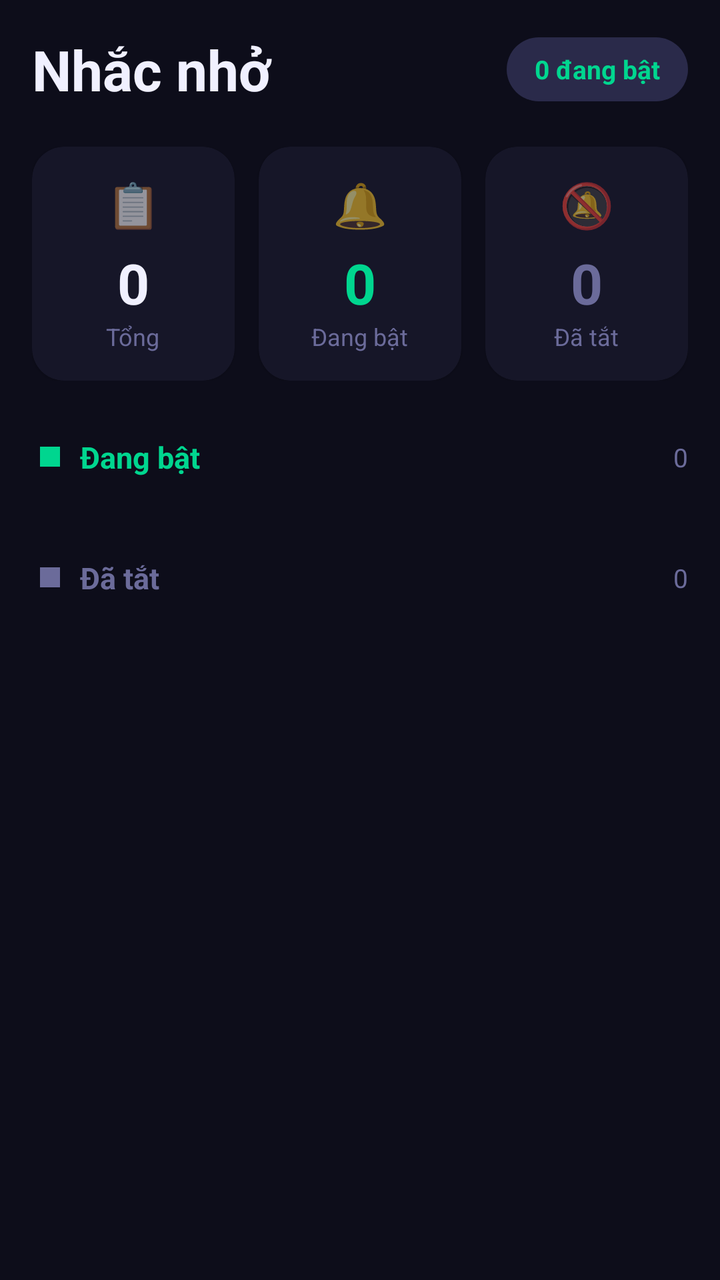
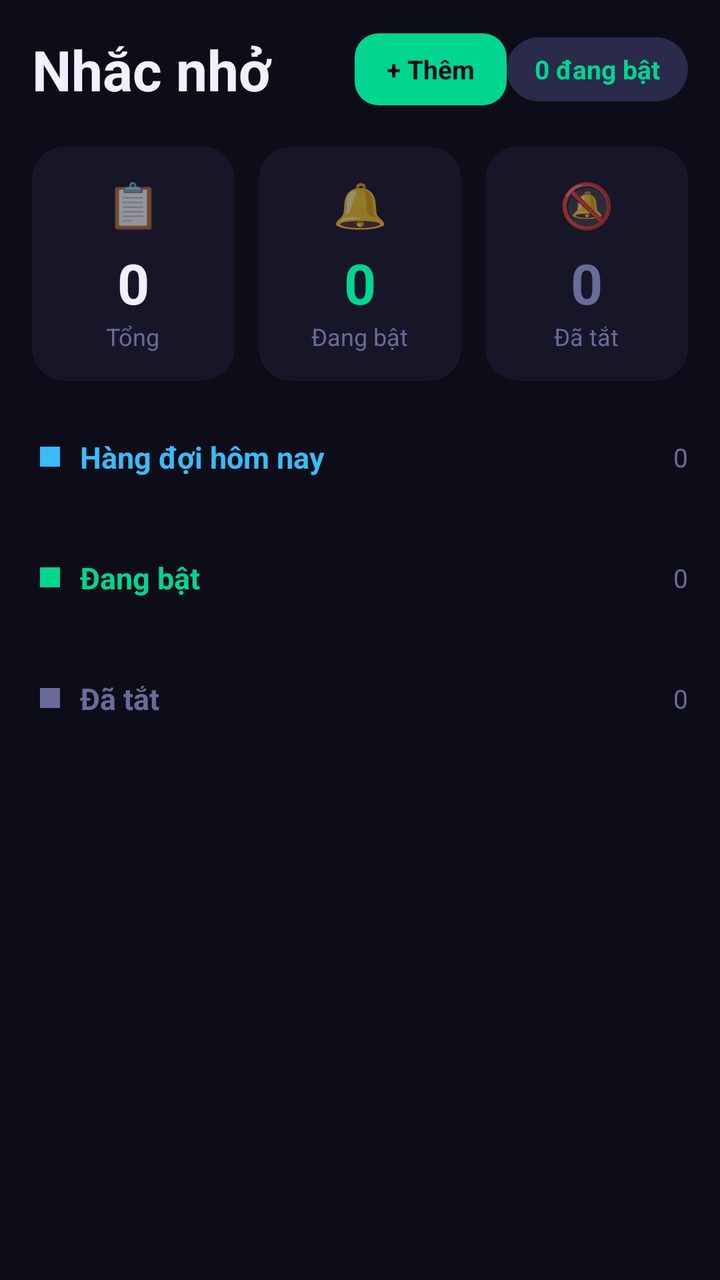

The first picture is an Android layout as it rendered before a commit; the second is the same layout after the commit. The layout source and the unified diff follow.
<!-- AndroidManifest.xml: application theme Theme.NoteApp -->
<!-- res/layout/fragment_reminder.xml -->
<?xml version="1.0" encoding="utf-8"?>
<androidx.core.widget.NestedScrollView xmlns:android="http://schemas.android.com/apk/res/android"
    xmlns:app="http://schemas.android.com/apk/res-auto"
    android:layout_width="match_parent"
    android:layout_height="match_parent"
    android:background="@color/bg_dark">

    <LinearLayout
        android:layout_width="match_parent"
        android:layout_height="wrap_content"
        android:orientation="vertical"
        android:padding="16dp">

        
        <LinearLayout
            android:layout_width="match_parent"
            android:layout_height="wrap_content"
            android:layout_marginBottom="20dp"
            android:gravity="center_vertical"
            android:orientation="horizontal">

            <TextView
                android:layout_width="0dp"
                android:layout_height="wrap_content"
                android:layout_weight="1"
                android:text="Nhắc nhở"
                android:textColor="@color/text_primary"
                android:textSize="28sp"
                android:textStyle="bold" />

            <TextView
                android:id="@+id/tv_active_badge"
                android:layout_width="wrap_content"
                android:layout_height="32dp"
                android:background="@drawable/bg_chip_selected"
                android:gravity="center"
                android:paddingStart="14dp"
                android:paddingEnd="14dp"
                android:text="0 đang bật"
                android:textColor="@color/accent_green"
                android:textSize="13sp"
                android:textStyle="bold" />
        </LinearLayout>

        
        <LinearLayout
            android:layout_width="match_parent"
            android:layout_height="wrap_content"
            android:layout_marginBottom="20dp"
            android:orientation="horizontal">

            
            <com.google.android.material.card.MaterialCardView
                android:layout_width="0dp"
                android:layout_height="wrap_content"
                android:layout_marginEnd="6dp"
                android:layout_weight="1"
                app:cardBackgroundColor="@color/bg_card"
                app:cardCornerRadius="16dp"
                app:strokeWidth="0dp">

                <LinearLayout
                    android:layout_width="match_parent"
                    android:layout_height="wrap_content"
                    android:gravity="center"
                    android:orientation="vertical"
                    android:padding="14dp">

                    <TextView
                        android:layout_width="wrap_content"
                        android:layout_height="wrap_content"
                        android:text="📋"
                        android:textSize="22sp" />

                    <TextView
                        android:id="@+id/tv_total_count"
                        android:layout_width="wrap_content"
                        android:layout_height="wrap_content"
                        android:layout_marginTop="6dp"
                        android:text="0"
                        android:textColor="@color/text_primary"
                        android:textSize="28sp"
                        android:textStyle="bold" />

                    <TextView
                        android:layout_width="wrap_content"
                        android:layout_height="wrap_content"
                        android:text="Tổng"
                        android:textColor="@color/text_secondary"
                        android:textSize="12sp" />
                </LinearLayout>
            </com.google.android.material.card.MaterialCardView>

            
            <com.google.android.material.card.MaterialCardView
                android:layout_width="0dp"
                android:layout_height="wrap_content"
                android:layout_marginStart="6dp"
                android:layout_marginEnd="6dp"
                android:layout_weight="1"
                app:cardBackgroundColor="@color/bg_card"
                app:cardCornerRadius="16dp"
                app:strokeWidth="0dp">

                <LinearLayout
                    android:layout_width="match_parent"
                    android:layout_height="wrap_content"
                    android:gravity="center"
                    android:orientation="vertical"
                    android:padding="14dp">

                    <TextView
                        android:layout_width="wrap_content"
                        android:layout_height="wrap_content"
                        android:text="🔔"
                        android:textSize="22sp" />

                    <TextView
                        android:id="@+id/tv_active_count"
                        android:layout_width="wrap_content"
                        android:layout_height="wrap_content"
                        android:layout_marginTop="6dp"
                        android:text="0"
                        android:textColor="@color/accent_green"
                        android:textSize="28sp"
                        android:textStyle="bold" />

                    <TextView
                        android:layout_width="wrap_content"
                        android:layout_height="wrap_content"
                        android:text="Đang bật"
                        android:textColor="@color/text_secondary"
                        android:textSize="12sp" />
                </LinearLayout>
            </com.google.android.material.card.MaterialCardView>

            
            <com.google.android.material.card.MaterialCardView
                android:layout_width="0dp"
                android:layout_height="wrap_content"
                android:layout_marginStart="6dp"
                android:layout_weight="1"
                app:cardBackgroundColor="@color/bg_card"
                app:cardCornerRadius="16dp"
                app:strokeWidth="0dp">

                <LinearLayout
                    android:layout_width="match_parent"
                    android:layout_height="wrap_content"
                    android:gravity="center"
                    android:orientation="vertical"
                    android:padding="14dp">

                    <TextView
                        android:layout_width="wrap_content"
                        android:layout_height="wrap_content"
                        android:text="🔕"
                        android:textSize="22sp" />

                    <TextView
                        android:id="@+id/tv_inactive_count"
                        android:layout_width="wrap_content"
                        android:layout_height="wrap_content"
                        android:layout_marginTop="6dp"
                        android:text="0"
                        android:textColor="@color/text_secondary"
                        android:textSize="28sp"
                        android:textStyle="bold" />

                    <TextView
                        android:layout_width="wrap_content"
                        android:layout_height="wrap_content"
                        android:text="Đã tắt"
                        android:textColor="@color/text_secondary"
                        android:textSize="12sp" />
                </LinearLayout>
            </com.google.android.material.card.MaterialCardView>
        </LinearLayout>

        
        <TextView
            android:id="@+id/tv_empty_state"
            android:layout_width="match_parent"
            android:layout_height="wrap_content"
            android:gravity="center"
            android:paddingTop="60dp"
            android:paddingBottom="60dp"
            android:text="🔔\n\nChưa có nhắc nhở nào.\nHãy tạo nhắc nhở để không bỏ lỡ!"
            android:textColor="@color/text_muted"
            android:textSize="14sp"
            android:lineSpacingExtra="4dp"
            android:visibility="gone" />

        
        <LinearLayout
            android:id="@+id/layout_active_section"
            android:layout_width="match_parent"
            android:layout_height="wrap_content"
            android:layout_marginBottom="8dp"
            android:gravity="center_vertical"
            android:orientation="horizontal"
            android:paddingStart="4dp"
            android:paddingTop="8dp"
            android:paddingBottom="8dp">

            <View
                android:layout_width="10dp"
                android:layout_height="10dp"
                android:background="@color/accent_green" />

            <TextView
                android:layout_width="0dp"
                android:layout_height="wrap_content"
                android:layout_marginStart="10dp"
                android:layout_weight="1"
                android:text="Đang bật"
                android:textColor="@color/accent_green"
                android:textSize="15sp"
                android:textStyle="bold" />

            <TextView
                android:id="@+id/tv_active_section_count"
                android:layout_width="wrap_content"
                android:layout_height="wrap_content"
                android:text="0"
                android:textColor="@color/text_secondary"
                android:textSize="13sp" />
        </LinearLayout>

        <androidx.recyclerview.widget.RecyclerView
            android:id="@+id/rv_active_reminders"
            android:layout_width="match_parent"
            android:layout_height="wrap_content"
            android:nestedScrollingEnabled="false"
            android:layout_marginBottom="16dp" />

        
        <LinearLayout
            android:id="@+id/layout_inactive_section"
            android:layout_width="match_parent"
            android:layout_height="wrap_content"
            android:layout_marginBottom="8dp"
            android:gravity="center_vertical"
            android:orientation="horizontal"
            android:paddingStart="4dp"
            android:paddingTop="8dp"
            android:paddingBottom="8dp">

            <View
                android:layout_width="10dp"
                android:layout_height="10dp"
                android:background="@color/text_secondary" />

            <TextView
                android:layout_width="0dp"
                android:layout_height="wrap_content"
                android:layout_marginStart="10dp"
                android:layout_weight="1"
                android:text="Đã tắt"
                android:textColor="@color/text_secondary"
                android:textSize="15sp"
                android:textStyle="bold" />

            <TextView
                android:id="@+id/tv_inactive_section_count"
                android:layout_width="wrap_content"
                android:layout_height="wrap_content"
                android:text="0"
                android:textColor="@color/text_secondary"
                android:textSize="13sp" />
        </LinearLayout>

        <androidx.recyclerview.widget.RecyclerView
            android:id="@+id/rv_inactive_reminders"
            android:layout_width="match_parent"
            android:layout_height="wrap_content"
            android:nestedScrollingEnabled="false"
            android:layout_marginBottom="8dp" />

    </LinearLayout>
</androidx.core.widget.NestedScrollView>
<!-- resources referenced by this layout -->
<resources>
  <color name="accent_green">#00D68F</color>
  <color name="bg_card">#161628</color>
  <color name="bg_dark">#0D0D1A</color>
  <color name="text_muted">#555555</color>
  <color name="text_primary">#F0F0FF</color>
  <color name="text_secondary">#6B6B9A</color>
  <!-- drawable bg_chip_selected (drawable) -->
  <?xml version="1.0" encoding="utf-8"?>
  <shape xmlns:android="http://schemas.android.com/apk/res/android"
      android:shape="rectangle">
      <solid android:color="@color/chip_selected" />
      <corners android:radius="20dp" />
  </shape>
  <style name="Theme.NoteApp" parent="Theme.MaterialComponents.DayNight.NoActionBar">
          <item name="colorPrimary">@color/accent_green</item>
          <item name="colorPrimaryVariant">@color/accent_green_dark</item>
          <item name="colorOnPrimary">@color/bg_dark</item>
          <item name="colorSecondary">@color/accent_purple</item>
          <item name="colorSecondaryVariant">@color/accent_purple_light</item>
          <item name="colorOnSecondary">@color/text_primary</item>
          <item name="android:statusBarColor">@color/bg_dark</item>
          <item name="android:navigationBarColor">@color/bg_dark</item>
          <item name="android:windowBackground">@color/bg_dark</item>
      </style>
  <color name="chip_selected">#2A2A4A</color>
  <color name="accent_green_dark">#00B377</color>
  <color name="accent_purple">#7C3AED</color>
  <color name="accent_purple_light">#B388FF</color>
</resources>

<!-- the commit's change to res/layout/fragment_reminder.xml (unified diff, before → after) -->
@@ -26,6 +26,19 @@
                 android:text="Nhắc nhở"
                 android:textColor="@color/text_primary"
                 android:textSize="28sp"
+                android:textStyle="bold" />
+
+            <TextView
+                android:id="@+id/btn_add_reminder"
+                android:layout_width="wrap_content"
+                android:layout_height="36dp"
+                android:background="@drawable/bg_button_primary"
+                android:gravity="center"
+                android:paddingStart="16dp"
+                android:paddingEnd="16dp"
+                android:text="+ Thêm"
+                android:textColor="@color/bg_dark"
+                android:textSize="13sp"
                 android:textStyle="bold" />
 
             <TextView
@@ -193,7 +206,7 @@
 
         
         <LinearLayout
-            android:id="@+id/layout_active_section"
+            android:id="@+id/layout_queue_section"
             android:layout_width="match_parent"
             android:layout_height="wrap_content"
             android:layout_marginBottom="8dp"
@@ -206,20 +219,20 @@
             <View
                 android:layout_width="10dp"
                 android:layout_height="10dp"
-                android:background="@color/accent_green" />
+                android:background="@color/accent_blue" />
 
             <TextView
                 android:layout_width="0dp"
                 android:layout_height="wrap_content"
                 android:layout_marginStart="10dp"
                 android:layout_weight="1"
-                android:text="Đang bật"
-                android:textColor="@color/accent_green"
+                android:text="Hàng đợi hôm nay"
+                android:textColor="@color/accent_blue"
                 android:textSize="15sp"
                 android:textStyle="bold" />
 
             <TextView
-                android:id="@+id/tv_active_section_count"
+                android:id="@+id/tv_queue_section_count"
                 android:layout_width="wrap_content"
                 android:layout_height="wrap_content"
                 android:text="0"
@@ -228,7 +241,7 @@
         </LinearLayout>
 
         <androidx.recyclerview.widget.RecyclerView
-            android:id="@+id/rv_active_reminders"
+            android:id="@+id/rv_queue_reminders"
             android:layout_width="match_parent"
             android:layout_height="wrap_content"
             android:nestedScrollingEnabled="false"
@@ -236,7 +249,7 @@
 
         
         <LinearLayout
-            android:id="@+id/layout_inactive_section"
+            android:id="@+id/layout_active_section"
             android:layout_width="match_parent"
             android:layout_height="wrap_content"
             android:layout_marginBottom="8dp"
@@ -249,6 +262,49 @@
             <View
                 android:layout_width="10dp"
                 android:layout_height="10dp"
+                android:background="@color/accent_green" />
+
+            <TextView
+                android:layout_width="0dp"
+                android:layout_height="wrap_content"
+                android:layout_marginStart="10dp"
+                android:layout_weight="1"
+                android:text="Đang bật"
+                android:textColor="@color/accent_green"
+                android:textSize="15sp"
+                android:textStyle="bold" />
+
+            <TextView
+                android:id="@+id/tv_active_section_count"
+                android:layout_width="wrap_content"
+                android:layout_height="wrap_content"
+                android:text="0"
+                android:textColor="@color/text_secondary"
+                android:textSize="13sp" />
+        </LinearLayout>
+
+        <androidx.recyclerview.widget.RecyclerView
+            android:id="@+id/rv_active_reminders"
+            android:layout_width="match_parent"
+            android:layout_height="wrap_content"
+            android:nestedScrollingEnabled="false"
+            android:layout_marginBottom="16dp" />
+
+        
+        <LinearLayout
+            android:id="@+id/layout_inactive_section"
+            android:layout_width="match_parent"
+            android:layout_height="wrap_content"
+            android:layout_marginBottom="8dp"
+            android:gravity="center_vertical"
+            android:orientation="horizontal"
+            android:paddingStart="4dp"
+            android:paddingTop="8dp"
+            android:paddingBottom="8dp">
+
+            <View
+                android:layout_width="10dp"
+                android:layout_height="10dp"
                 android:background="@color/text_secondary" />
 
             <TextView
<!-- resource entries referenced after the edit -->
@@ -1,11 +1,18 @@
 <!-- resources referenced by this layout -->
 <resources>
+  <color name="accent_blue">#38BDF8</color>
   <color name="accent_green">#00D68F</color>
   <color name="bg_card">#161628</color>
   <color name="bg_dark">#0D0D1A</color>
   <color name="text_muted">#555555</color>
   <color name="text_primary">#F0F0FF</color>
   <color name="text_secondary">#6B6B9A</color>
+  <!-- drawable bg_button_primary (drawable) -->
+  <?xml version="1.0" encoding="utf-8"?>
+  <shape xmlns:android="http://schemas.android.com/apk/res/android">
+      <solid android:color="@color/accent_green" />
+      <corners android:radius="12dp" />
+  </shape>
   <!-- drawable bg_chip_selected (drawable) -->
   <?xml version="1.0" encoding="utf-8"?>
   <shape xmlns:android="http://schemas.android.com/apk/res/android"
